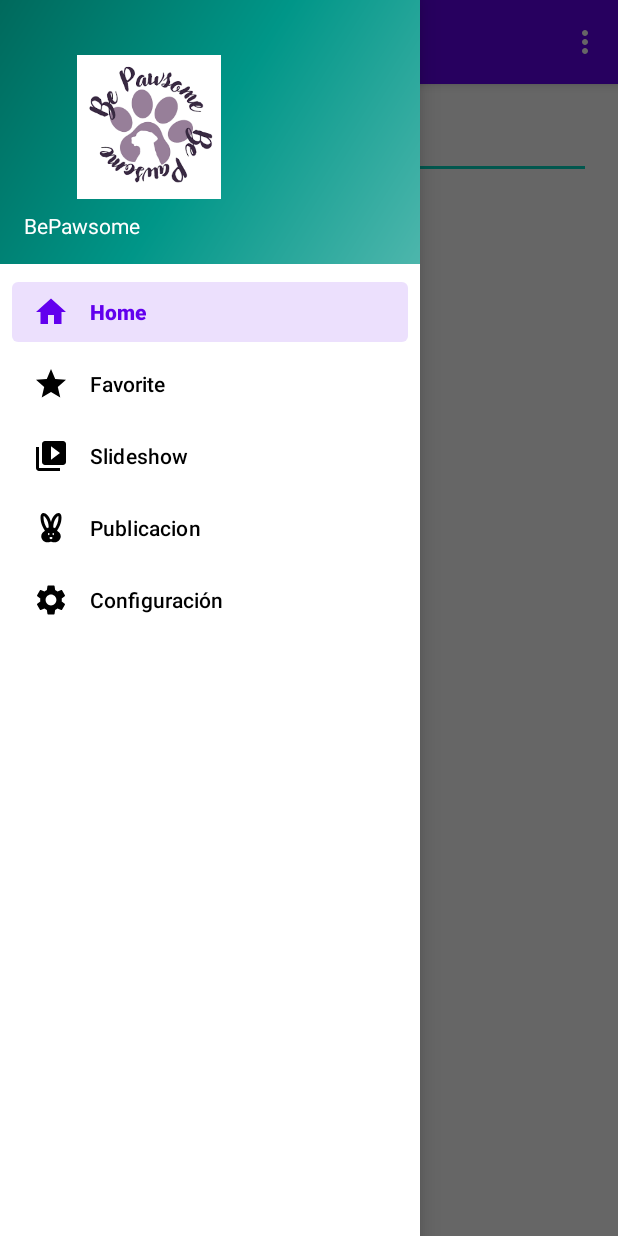
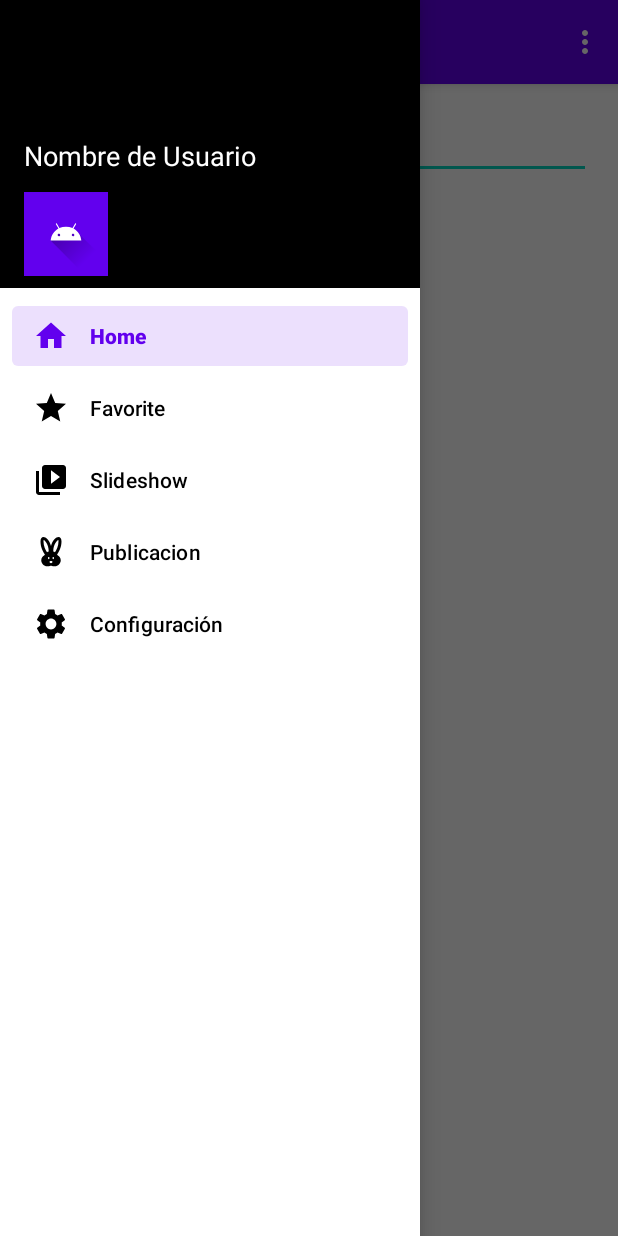
Before and after one commit to KaiserGott/BepawsomeDos, an Android app: the MainActivity screen opened directly, with no data from a screen before it, with the side drawer open, on a phone screen of 412 x 824 dp. Run offline under Robolectric (Android 15) with nearby library versions, the phone set to English and light mode, and no system bars; our stand-ins replace Firebase (no records; nobody signed in at launch, a user with empty details on screens opened directly), navigation-ui; pictures from the network do not load; 2 statements that could not run were skipped.

Commit message:
merge con mario anda todo perfecto faltan pocos cambios y esta todo ok

```diff
--- a/app/src/main/java/com/example/bepawsomedos/api/DogApiResponse2.kt
+++ b/app/src/main/java/com/example/bepawsomedos/api/DogApiResponse2.kt
@@ -1,3 +1,3 @@
 package com.example.bepawsomedos.api
 
-data class DogApiResponse2(val message: List<String>, val status: String)
+data class DogApiResponse2(val message: List<String>, val status:String)
--- a/app/src/main/java/com/example/bepawsomedos/api/DogApiService.kt
+++ b/app/src/main/java/com/example/bepawsomedos/api/DogApiService.kt
@@ -6,15 +6,12 @@ import retrofit2.http.Path
 interface DogApiService {
         @GET("breeds/list/all")
         fun getBreeds(): Call<DogBreedsResponse>
-
         @GET("breed/{breed}/images/random/3")
-    fun getDogImages(@Path("breed") breed: String?): Call<DogApiResponse>
-
+        fun getDogImages(@Path("breed") breed: String?): Call<DogApiResponse2>
         @GET("breed/{breed}/images/random")
         fun getDogImage(@Path("breed") breed: String?): Call<DogApiResponse>
 
         @GET("breed/{breedName}/list")
     fun searchBreeds(@Path("breedName") breedName: String): Call<DogBreedsResponse>
 
-
 }
--- a/app/src/main/res/layout/nav_header_main.xml
+++ b/app/src/main/res/layout/nav_header_main.xml
@@ -1,30 +1,40 @@
-<?xml version="1.0" encoding="utf-8"?>
-<LinearLayout xmlns:android="http://schemas.android.com/apk/res/android"
+<LinearLayout
+    xmlns:android="http://schemas.android.com/apk/res/android"
     xmlns:app="http://schemas.android.com/apk/res-auto"
     android:layout_width="match_parent"
-    android:layout_height="@dimen/nav_header_height"
-    android:background="@drawable/side_nav_bar"
+    android:layout_height="192dp"
+    android:orientation="vertical"
     android:gravity="bottom"
-    android:orientation="vertical"
-    android:paddingLeft="@dimen/activity_horizontal_margin"
-    android:paddingTop="@dimen/activity_vertical_margin"
-    android:paddingRight="@dimen/activity_horizontal_margin"
-    android:paddingBottom="@dimen/activity_vertical_margin"
-    android:theme="@style/ThemeOverlay.AppCompat.Dark">
+    android:background="?attr/colorPrimaryDark"
+    android:paddingLeft="16dp"
+    android:paddingTop="16dp"
+    android:paddingRight="16dp"
+    android:paddingBottom="8dp">
 
-    <ImageView
-        android:id="@+id/imageView"
-        android:layout_width="166dp"
-        android:layout_height="104dp"
-        android:contentDescription="@string/nav_header_desc"
-        android:paddingTop="@dimen/nav_header_vertical_spacing"
-        app:srcCompat="@drawable/bepawesome" />
-
+    <!-- Agrega el TextView para el nombre de usuario -->
     <TextView
+        android:id="@+id/textViewNombreUsuarioHeader"
         android:layout_width="match_parent"
         android:layout_height="wrap_content"
-        android:paddingTop="@dimen/nav_header_vertical_spacing"
-        android:text="BePawsome"
-        android:textAppearance="@style/TextAppearance.AppCompat.Body1" />
+        android:textColor="@android:color/white"
+        android:textSize="18sp"
+        android:text="Nombre de Usuario"
+        android:paddingTop="4dp"
+        android:paddingBottom="4dp"/>
+
+    <!-- Agrega el ImageView para la imagen del usuario -->
+    <ImageView
+        android:id="@+id/imageViewUserProfileHeader"
+        android:layout_width="56dp"
+        android:layout_height="56dp"
+        android:layout_marginTop="8dp"
+        android:src="@drawable/ic_launcher_foreground"
+        android:background="?attr/colorPrimary"
+        android:padding="4dp"
+        app:layout_constraintBottom_toBottomOf="parent"
+        app:layout_constraintEnd_toEndOf="parent"
+        app:layout_constraintStart_toStartOf="parent"
+        app:layout_constraintTop_toTopOf="parent"
+        android:contentDescription="Profile Image"/>
 
 </LinearLayout>
```
Also changed, not shown: app/src/main/java/com/example/bepawsomedos/ui/home/DataAnimalFragment.kt (+4 -4 lines), app/src/main/res/layout/item_image.xml (line endings or trailing spaces), 1 other file. Lines whose indentation alone changed are shown as unchanged.
